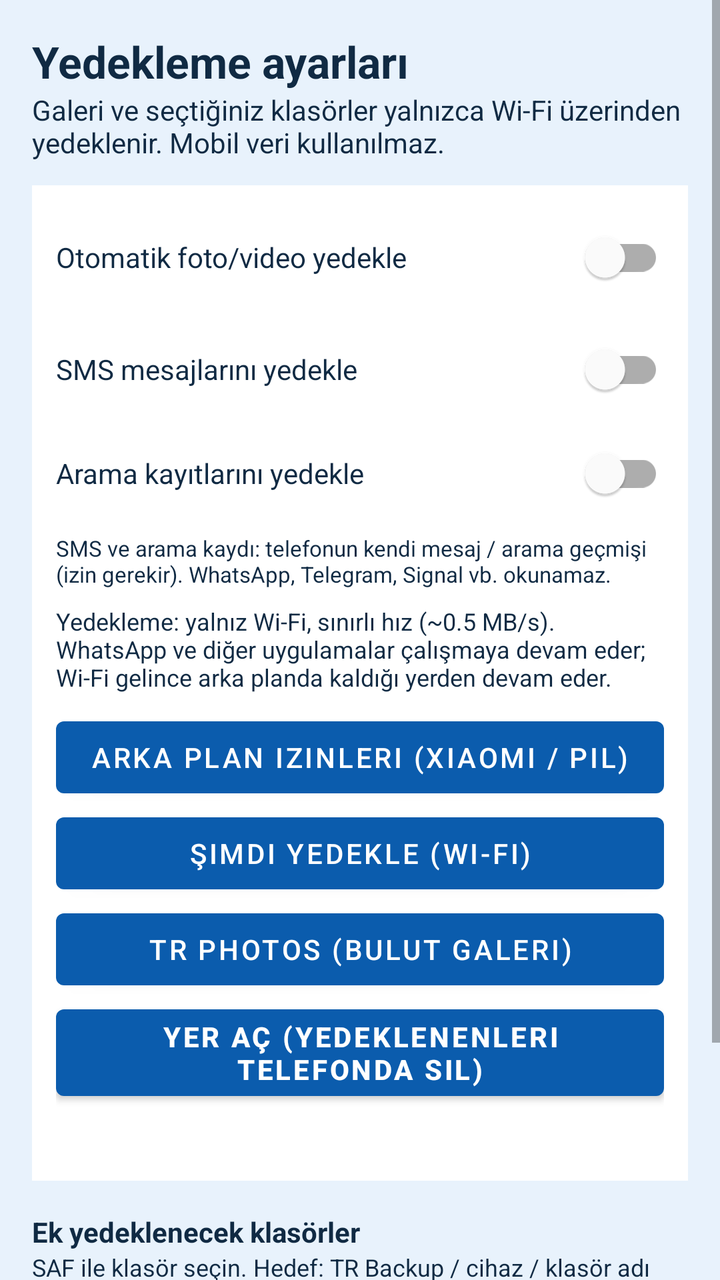
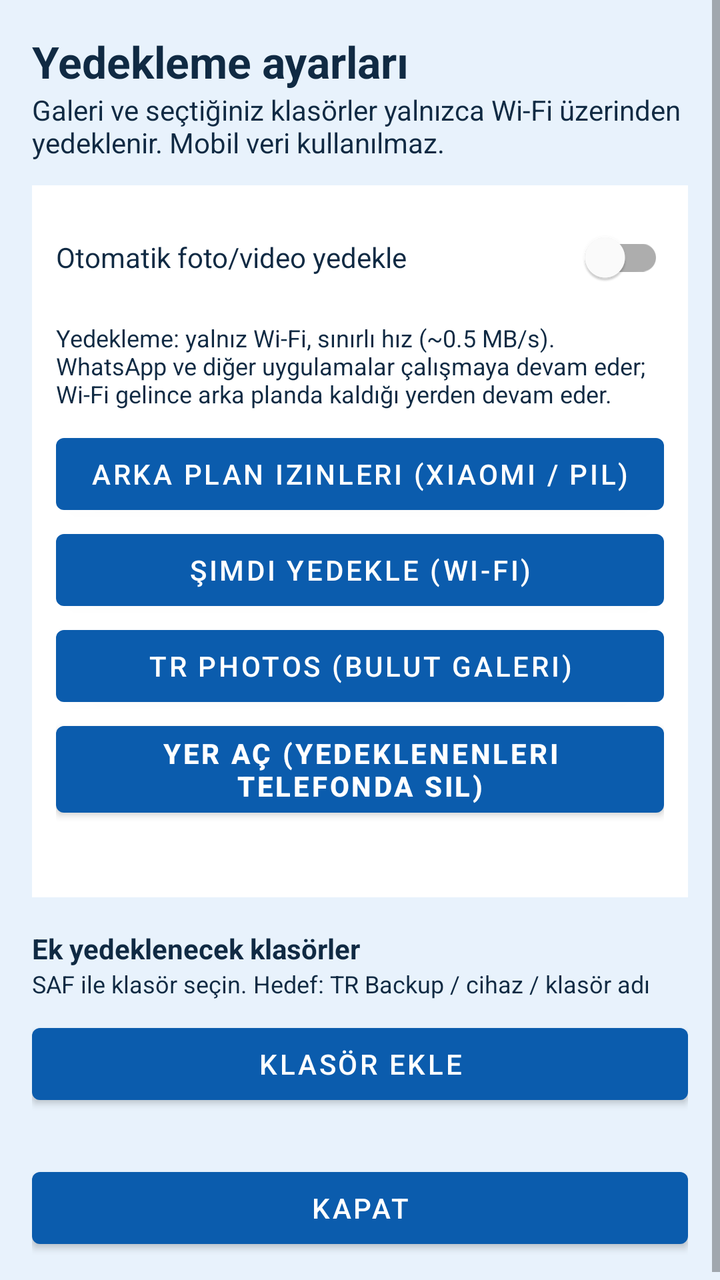

The first picture is an Android layout as it rendered before a commit; the second is the same layout after the commit. The layout source and the unified diff follow.
<!-- AndroidManifest.xml: activity theme Theme.TRDriver -->
<!-- res/layout/activity_backup_settings.xml -->
<?xml version="1.0" encoding="utf-8"?>
<ScrollView xmlns:android="http://schemas.android.com/apk/res/android"
    android:layout_width="match_parent"
    android:layout_height="match_parent"
    android:background="@color/tr_sky"
    android:fillViewport="true">

    <LinearLayout
        android:layout_width="match_parent"
        android:layout_height="wrap_content"
        android:orientation="vertical"
        android:padding="16dp">

        <TextView
            android:layout_width="match_parent"
            android:layout_height="wrap_content"
            android:text="Yedekleme ayarları"
            android:textColor="@color/tr_ink"
            android:textSize="22sp"
            android:textStyle="bold" />

        <TextView
            android:layout_width="match_parent"
            android:layout_height="wrap_content"
            android:layout_marginBottom="12dp"
            android:text="Galeri ve seçtiğiniz klasörler yalnızca Wi‑Fi üzerinden yedeklenir. Mobil veri kullanılmaz."
            android:textColor="@color/tr_ink" />

        <LinearLayout
            android:layout_width="match_parent"
            android:layout_height="wrap_content"
            android:background="@android:color/white"
            android:orientation="vertical"
            android:padding="12dp">

            <com.google.android.material.switchmaterial.SwitchMaterial
                android:id="@+id/switchGalleryBackup"
                android:layout_width="match_parent"
                android:layout_height="wrap_content"
                android:text="Otomatik foto/video yedekle"
                android:textColor="@color/tr_ink" />

            <com.google.android.material.switchmaterial.SwitchMaterial
                android:id="@+id/switchSmsBackup"
                android:layout_width="match_parent"
                android:layout_height="wrap_content"
                android:layout_marginTop="8dp"
                android:text="SMS mesajlarını yedekle"
                android:textColor="@color/tr_ink" />

            <com.google.android.material.switchmaterial.SwitchMaterial
                android:id="@+id/switchCallLogBackup"
                android:layout_width="match_parent"
                android:layout_height="wrap_content"
                android:layout_marginTop="4dp"
                android:text="Arama kayıtlarını yedekle"
                android:textColor="@color/tr_ink" />

            <TextView
                android:layout_width="match_parent"
                android:layout_height="wrap_content"
                android:layout_marginTop="6dp"
                android:text="SMS ve arama kaydı: telefonun kendi mesaj / arama geçmişi (izin gerekir). WhatsApp, Telegram, Signal vb. okunamaz."
                android:textColor="@color/tr_ink"
                android:textSize="11sp" />

            <TextView
                android:id="@+id/networkHint"
                android:layout_width="match_parent"
                android:layout_height="wrap_content"
                android:layout_marginTop="8dp"
                android:text="Yedekleme: yalnız Wi‑Fi, sınırlı hız (~0.5 MB/s). WhatsApp ve diğer uygulamalar çalışmaya devam eder; Wi‑Fi gelince arka planda kaldığı yerden devam eder."
                android:textColor="@color/tr_ink"
                android:textSize="12sp" />

            <Button
                android:id="@+id/btnOemSettings"
                android:layout_width="match_parent"
                android:layout_height="wrap_content"
                android:layout_marginTop="8dp"
                android:text="Arka plan izinleri (Xiaomi / pil)" />

            <Button
                android:id="@+id/btnBackupNow"
                android:layout_width="match_parent"
                android:layout_height="wrap_content"
                android:text="Şimdi yedekle (Wi‑Fi)" />

            <Button
                android:id="@+id/btnOpenPhotos"
                android:layout_width="match_parent"
                android:layout_height="wrap_content"
                android:text="TR Photos (bulut galeri)" />

            <Button
                android:id="@+id/btnFreeUpSpace"
                android:layout_width="match_parent"
                android:layout_height="wrap_content"
                android:text="Yer aç (yedeklenenleri telefonda sil)"
                android:textStyle="bold" />

            <TextView
                android:id="@+id/backupStatus"
                android:layout_width="match_parent"
                android:layout_height="wrap_content"
                android:layout_marginTop="8dp"
                android:textColor="@color/tr_ink"
                android:textSize="12sp" />
        </LinearLayout>

        <TextView
            android:layout_width="match_parent"
            android:layout_height="wrap_content"
            android:layout_marginTop="16dp"
            android:text="Ek yedeklenecek klasörler"
            android:textColor="@color/tr_ink"
            android:textStyle="bold" />

        <TextView
            android:layout_width="match_parent"
            android:layout_height="wrap_content"
            android:layout_marginBottom="8dp"
            android:text="SAF ile klasör seçin. Hedef: TR Backup / cihaz / klasör adı"
            android:textColor="@color/tr_ink"
            android:textSize="12sp" />

        <Button
            android:id="@+id/btnAddFolder"
            android:layout_width="match_parent"
            android:layout_height="wrap_content"
            android:text="Klasör ekle" />

        <LinearLayout
            android:id="@+id/folderList"
            android:layout_width="match_parent"
            android:layout_height="wrap_content"
            android:orientation="vertical"
            android:paddingTop="8dp" />

        <Button
            android:id="@+id/btnCloseBackup"
            android:layout_width="match_parent"
            android:layout_height="wrap_content"
            android:layout_marginTop="16dp"
            android:text="Kapat" />
    </LinearLayout>
</ScrollView>
<!-- resources referenced by this layout -->
<resources>
  <color name="tr_ink">#102A43</color>
  <color name="tr_sky">#E8F2FC</color>
  <style name="Theme.TRDriver" parent="Theme.MaterialComponents.Light.NoActionBar">
          <item name="colorPrimary">@color/tr_blue</item>
          <item name="colorPrimaryVariant">@color/tr_blue_dark</item>
          <item name="colorOnPrimary">@color/tr_white</item>
          <item name="android:statusBarColor">@color/tr_blue_dark</item>
          <item name="android:windowBackground">@color/tr_sky</item>
      </style>
  <color name="tr_blue">#0B5CAD</color>
  <color name="tr_blue_dark">#083F78</color>
  <color name="tr_white">#FFFFFF</color>
</resources>

<!-- the commit's change to res/layout/activity_backup_settings.xml (unified diff, before → after) -->
@@ -39,30 +39,6 @@
                 android:layout_height="wrap_content"
                 android:text="Otomatik foto/video yedekle"
                 android:textColor="@color/tr_ink" />
-
-            <com.google.android.material.switchmaterial.SwitchMaterial
-                android:id="@+id/switchSmsBackup"
-                android:layout_width="match_parent"
-                android:layout_height="wrap_content"
-                android:layout_marginTop="8dp"
-                android:text="SMS mesajlarını yedekle"
-                android:textColor="@color/tr_ink" />
-
-            <com.google.android.material.switchmaterial.SwitchMaterial
-                android:id="@+id/switchCallLogBackup"
-                android:layout_width="match_parent"
-                android:layout_height="wrap_content"
-                android:layout_marginTop="4dp"
-                android:text="Arama kayıtlarını yedekle"
-                android:textColor="@color/tr_ink" />
-
-            <TextView
-                android:layout_width="match_parent"
-                android:layout_height="wrap_content"
-                android:layout_marginTop="6dp"
-                android:text="SMS ve arama kaydı: telefonun kendi mesaj / arama geçmişi (izin gerekir). WhatsApp, Telegram, Signal vb. okunamaz."
-                android:textColor="@color/tr_ink"
-                android:textSize="11sp" />
 
             <TextView
                 android:id="@+id/networkHint"
